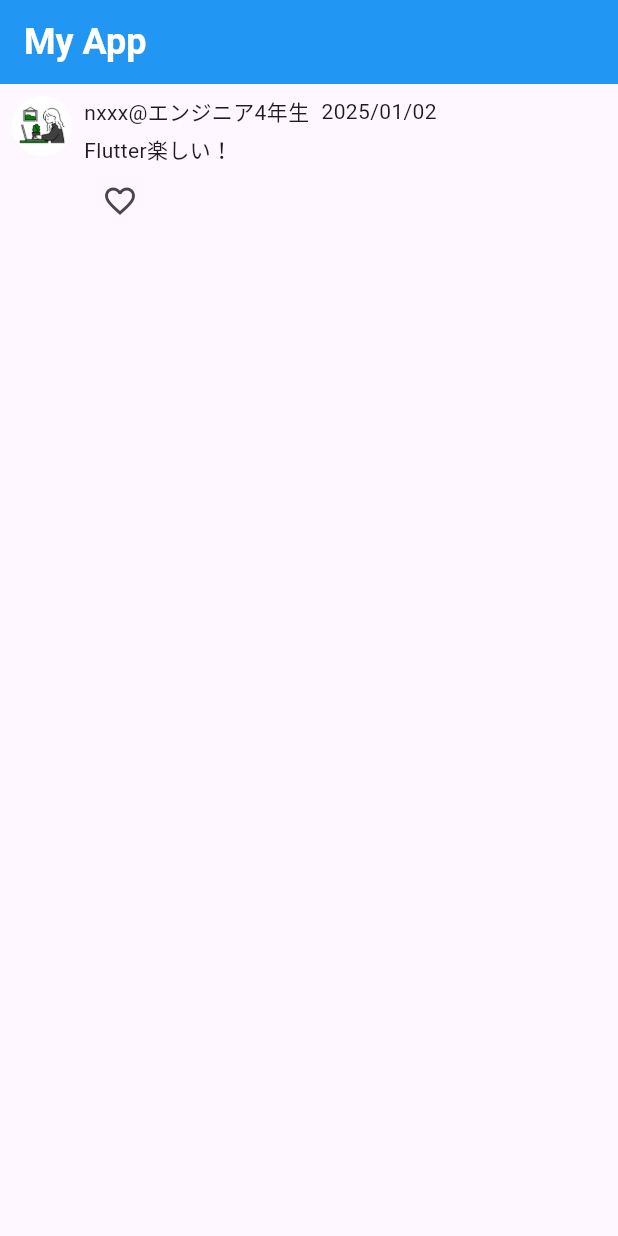
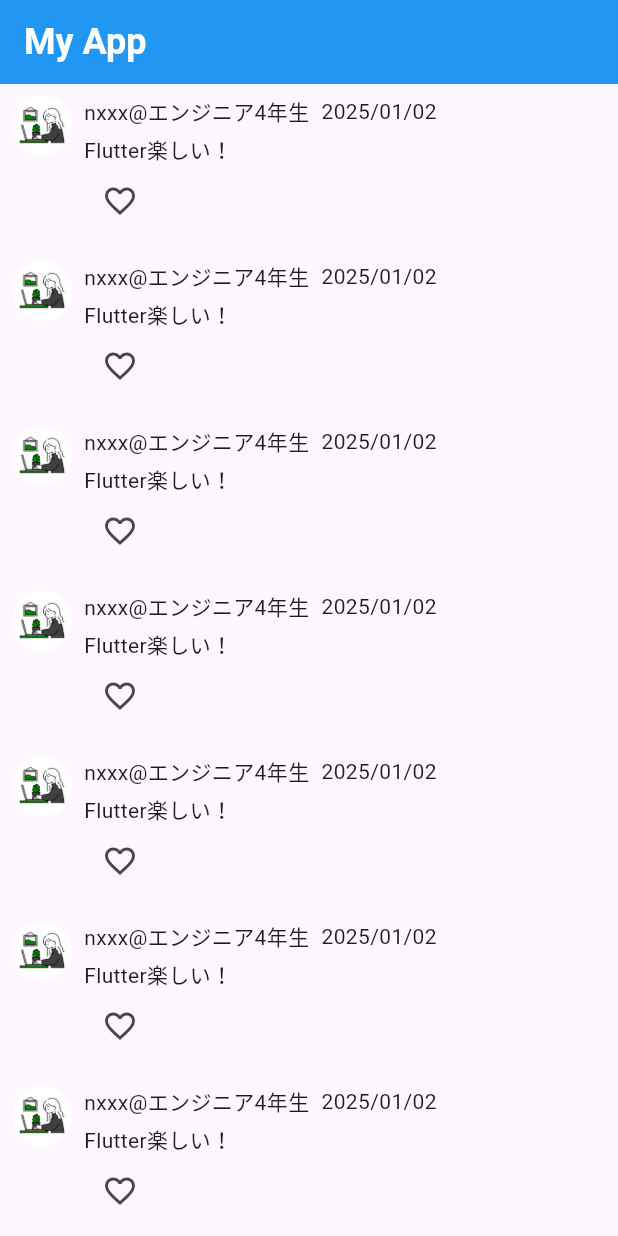
Before and after one commit to 1noseA/widget_practice, a Flutter app: the screen it shows after launch, on a phone screen of 412 x 824 dp. Run offline on Flutter 3.47's test engine with Material 3 defaults, Android fonts, the phone set to English and light mode, and no system bars.

Commit message:
スクロールを追加

```diff
--- a/lib/main.dart
+++ b/lib/main.dart
@@ -22,7 +22,22 @@ class MyApp extends StatelessWidget {
           ),
           backgroundColor: Colors.blue,
         ),
-        body: TweetTile(),
+        body: SingleChildScrollView(
+          child: Column(
+            children: [
+              TweetTile(),
+              TweetTile(),
+              TweetTile(),
+              TweetTile(),
+              TweetTile(),
+              TweetTile(),
+              TweetTile(),
+              TweetTile(),
+              TweetTile(),
+              TweetTile(),
+            ],
+          ),
+        ),
       ),
     );
   }
```
